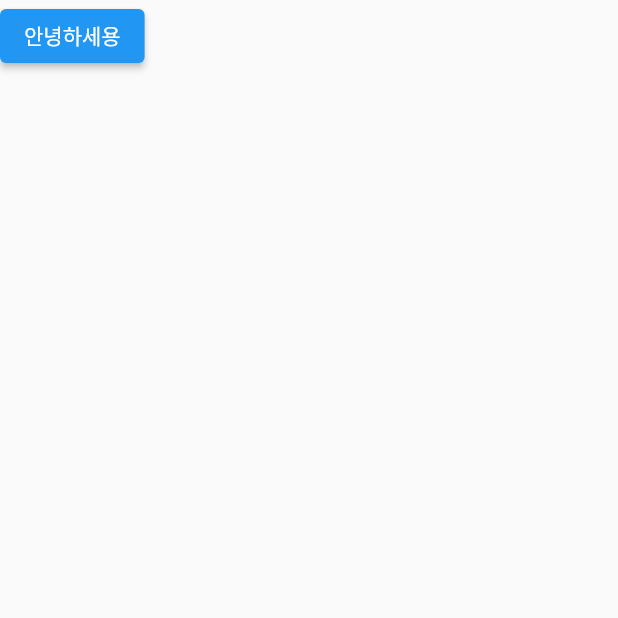
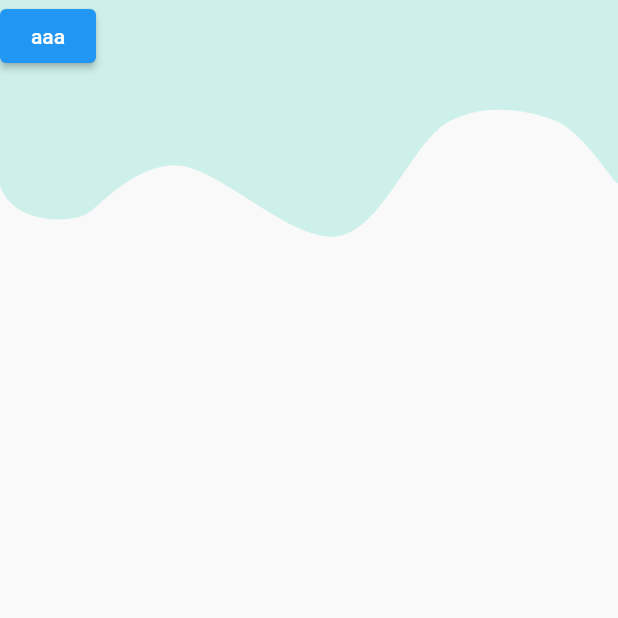
Before and after one commit to Google-DSC-SCH/first_side_project_app, a Flutter app: the ViewDaily screen opened directly, on a phone screen of 412 x 824 dp, the top half of it. Run offline on Flutter 3.47's test engine with Material 2 defaults, Android fonts, the phone set to English and light mode, and no system bars.

Commit message:
배경화면 추가

```diff
--- a/lib/ViewDaily.dart
+++ b/lib/ViewDaily.dart
@@ -7,9 +7,18 @@ class ViewDaily extends StatefulWidget{
 
 class _ViewDaily extends State<ViewDaily>{
   @override
-  Widget build(BuildContext context) => Scaffold(
-    body: Container(
-      child: ElevatedButton(onPressed: ()=>null, child:Text("안녕하세용"))
+  Widget build(BuildContext context) => Container(
+
+    // 배경 이미지 적용
+    decoration: BoxDecoration(
+        image: DecorationImage(
+            fit: BoxFit.cover,
+            image: AssetImage('assets/img/background.png')
+        )
+    ),
+    child: Scaffold(
+      backgroundColor: Colors.transparent,
+      body: ElevatedButton(onPressed: ()=>null, child: Text("aaa"),)
     ),
   );
 }
--- a/pubspec.yaml
+++ b/pubspec.yaml
@@ -60,9 +60,8 @@ flutter:
   uses-material-design: true
 
   # To add assets to your application, add an assets section, like this:
-  # assets:
-  #   - images/a_dot_burr.jpeg
-  #   - images/a_dot_ham.jpeg
+  assets:
+    - assets/img/
 
   # An image asset can refer to one or more resolution-specific "variants", see
   # https://flutter.dev/assets-and-images/#resolution-aware
```
Also changed, not shown: assets/img/background.png (added).
